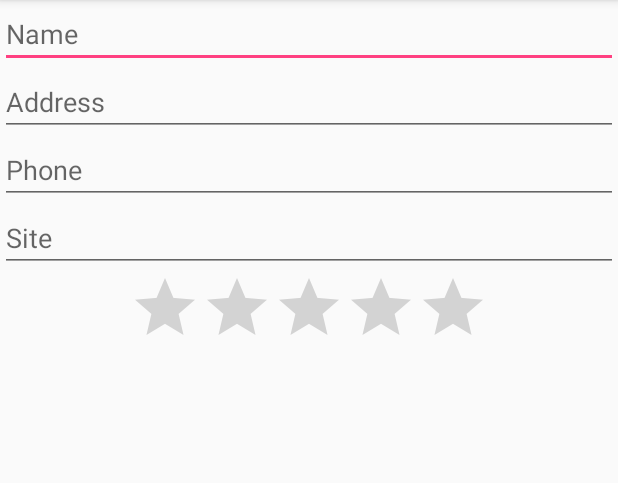
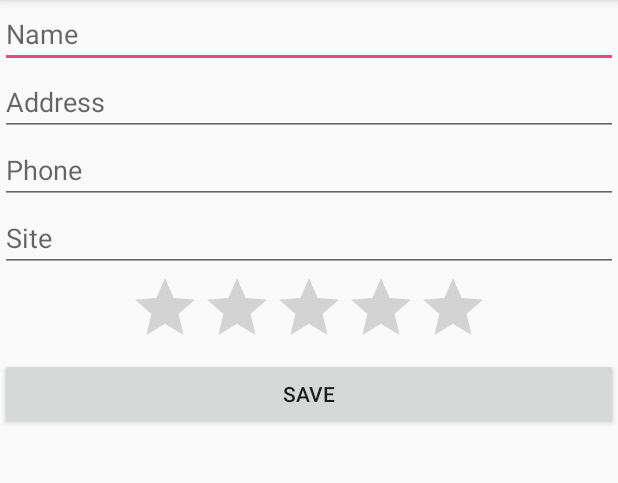
Before and after one commit to joabetc/Agenda, an Android app: the FormActivity screen opened directly, with no data from a screen before it, on a phone screen of 412 x 824 dp, the part 84-567 px from its top. Run offline under Robolectric (Android 15) with nearby library versions, the light colour scheme and no system bars.

Commit message:
Adding a save button

```diff
--- a/app/src/main/res/layout/activity_form.xml
+++ b/app/src/main/res/layout/activity_form.xml
@@ -27,4 +27,9 @@
         android:max="10"
         android:layout_gravity="center"/>
 
+    <Button
+        android:layout_width="match_parent"
+        android:layout_height="wrap_content"
+        android:text="Save"/>
+
 </LinearLayout>
```
